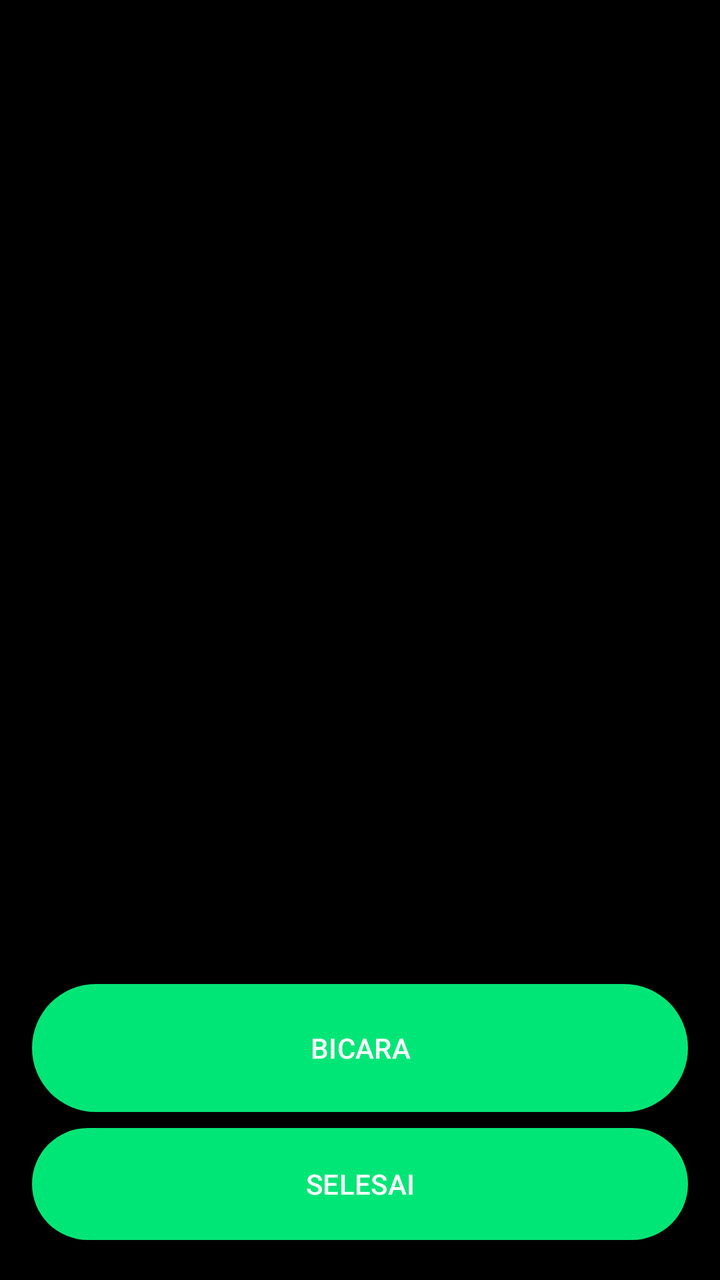
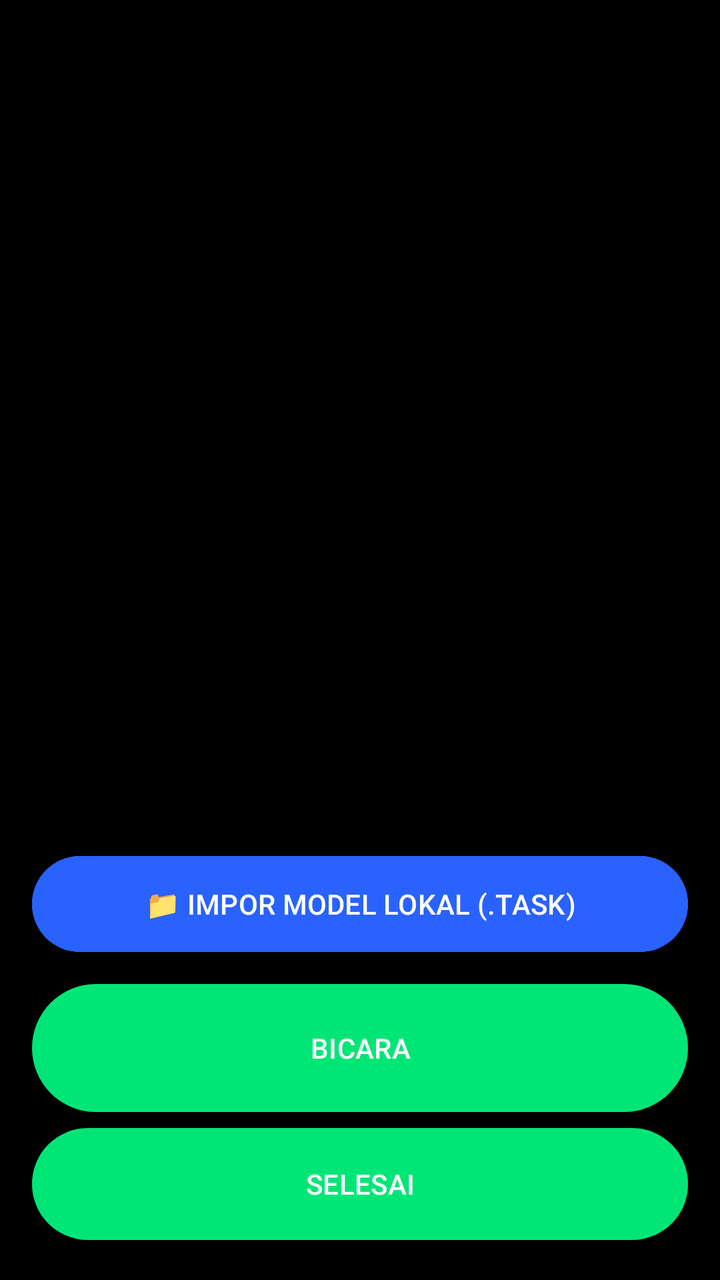

Screens rendered from an Android XML layout before and after an edit, with the pre-edit source and the edit as a unified diff.
<!-- AndroidManifest.xml: application theme Theme.KobraOS -->
<!-- res/layout/activity_ai_chat.xml -->
<?xml version="1.0" encoding="utf-8"?>
<LinearLayout xmlns:android="http://schemas.android.com/apk/res/android"
    android:layout_width="match_parent"
    android:layout_height="match_parent"
    android:background="#000000"
    android:orientation="vertical"
    android:padding="16dp">

    <ScrollView
        android:id="@+id/scrollChat"
        android:layout_width="match_parent"
        android:layout_height="0dp"
        android:layout_weight="1">
        <TextView
            android:id="@+id/tvChatHistory"
            android:layout_width="match_parent"
            android:layout_height="wrap_content"
            android:textColor="#FFFFFF"
            android:textSize="20sp"
            android:text="" />
    </ScrollView>

    <Button
        android:id="@+id/btnListenChat"
        android:layout_width="match_parent"
        android:layout_height="wrap_content"
        android:minHeight="72dp"
        android:text="BICARA"
        android:contentDescription="Tekan untuk bicara" />

    <Button
        android:id="@+id/btnCloseChat"
        android:layout_width="match_parent"
        android:layout_height="wrap_content"
        android:minHeight="64dp"
        android:text="SELESAI"
        android:contentDescription="Tutup obrolan" />
</LinearLayout>
<!-- resources referenced by this layout -->
<resources>
  <style name="Theme.KobraOS" parent="Theme.Material3.DayNight"><item name="colorPrimary">#00E676</item><item name="android:windowBackground">#000000</item><item name="colorOnBackground">#FFFFFF</item></style>
</resources>

<!-- the commit's change to res/layout/activity_ai_chat.xml (unified diff, before → after) -->
@@ -5,6 +5,15 @@
     android:background="#000000"
     android:orientation="vertical"
     android:padding="16dp">
+
+    <TextView
+        android:id="@+id/tvModelStatusChat"
+        android:layout_width="match_parent"
+        android:layout_height="wrap_content"
+        android:textColor="#00E676"
+        android:textSize="14sp"
+        android:paddingBottom="6dp"
+        android:text="" />
 
     <ScrollView
         android:id="@+id/scrollChat"
@@ -19,6 +28,17 @@
             android:textSize="20sp"
             android:text="" />
     </ScrollView>
+
+    <Button
+        android:id="@+id/btnImportModelChat"
+        android:layout_width="match_parent"
+        android:layout_height="wrap_content"
+        android:minHeight="56dp"
+        android:backgroundTint="#2962FF"
+        android:textColor="#FFFFFF"
+        android:layout_marginBottom="8dp"
+        android:text="📁 IMPOR MODEL LOKAL (.TASK)"
+        android:contentDescription="Impor berkas model bahasa offline titik task dari penyimpanan HP" />
 
     <Button
         android:id="@+id/btnListenChat"
